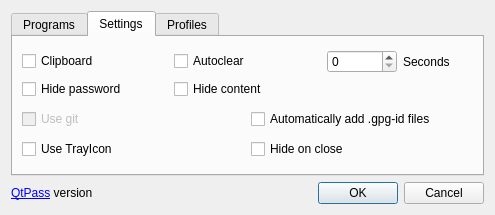
Before: the Qt Designer form dialog.ui in IJHack/QtPass, drawn with Qt 5.
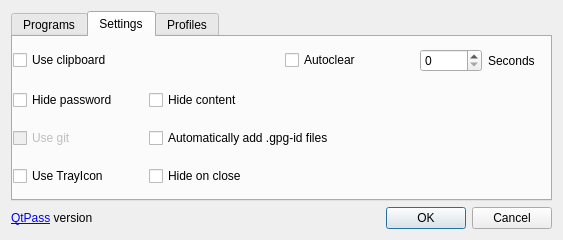
After: the same form once the commit is applied. The open tabs and pages were chosen to show the change.

Commit message: Design changes and mac cleanup

Patch:
```diff
--- a/dialog.ui
+++ b/dialog.ui
@@ -6,8 +6,8 @@
    <rect>
     <x>0</x>
     <y>0</y>
-    <width>495</width>
-    <height>215</height>
+    <width>563</width>
+    <height>240</height>
    </rect>
   </property>
   <property name="windowTitle">
@@ -147,24 +147,34 @@
       <attribute name="title">
        <string>Settings</string>
       </attribute>
-      <layout class="QVBoxLayout" name="verticalLayout_4">
-       <item>
         <layout class="QGridLayout" name="gridLayout_3">
-         <item row="0" column="0">
+       <property name="leftMargin">
+        <number>0</number>
+       </property>
+       <property name="topMargin">
+        <number>0</number>
+       </property>
+       <property name="rightMargin">
+        <number>0</number>
+       </property>
+       <property name="bottomMargin">
+        <number>0</number>
+       </property>
+       <item row="0" column="0" colspan="2">
           <widget class="QCheckBox" name="checkBoxClipboard">
            <property name="text">
-            <string>Clipboard</string>
+          <string>Use clipboard</string>
            </property>
           </widget>
          </item>
-         <item row="0" column="1">
+       <item row="0" column="2">
           <widget class="QCheckBox" name="checkBoxAutoclear">
            <property name="text">
             <string>Autoclear</string>
            </property>
           </widget>
          </item>
-         <item row="0" column="2">
+       <item row="0" column="3">
           <layout class="QHBoxLayout" name="horizontalLayout">
            <item>
             <widget class="QSpinBox" name="spinBoxAutoclearSeconds"/>
@@ -192,11 +202,7 @@
            </property>
           </widget>
          </item>
-        </layout>
-       </item>
-       <item>
-        <layout class="QHBoxLayout" name="horizontalLayout_6">
-         <item>
+       <item row="2" column="0">
           <widget class="QCheckBox" name="checkBoxUseGit">
            <property name="enabled">
             <bool>false</bool>
@@ -206,25 +212,21 @@
            </property>
           </widget>
          </item>
-         <item>
+       <item row="2" column="1" colspan="3">
           <widget class="QCheckBox" name="checkBoxAddGPGId">
            <property name="text">
             <string>Automatically add .gpg-id files</string>
            </property>
           </widget>
          </item>
-        </layout>
-       </item>
-       <item>
-        <layout class="QHBoxLayout" name="horizontalLayout_4">
-         <item>
+       <item row="3" column="0">
           <widget class="QCheckBox" name="checkBoxUseTrayIcon">
            <property name="text">
             <string>Use TrayIcon</string>
            </property>
           </widget>
          </item>
-         <item>
+       <item row="3" column="1">
           <widget class="QCheckBox" name="checkBoxHideOnClose">
            <property name="text">
             <string>Hide on close</string>
@@ -232,8 +234,6 @@
           </widget>
          </item>
         </layout>
-       </item>
-      </layout>
      </widget>
      <widget class="QWidget" name="tab_5">
       <attribute name="title">
```
Left out of the diff: 28 changed lines with no effect on the pictures. Lines whose indentation alone changed are shown as unchanged. The commit also changes 4 other files.
